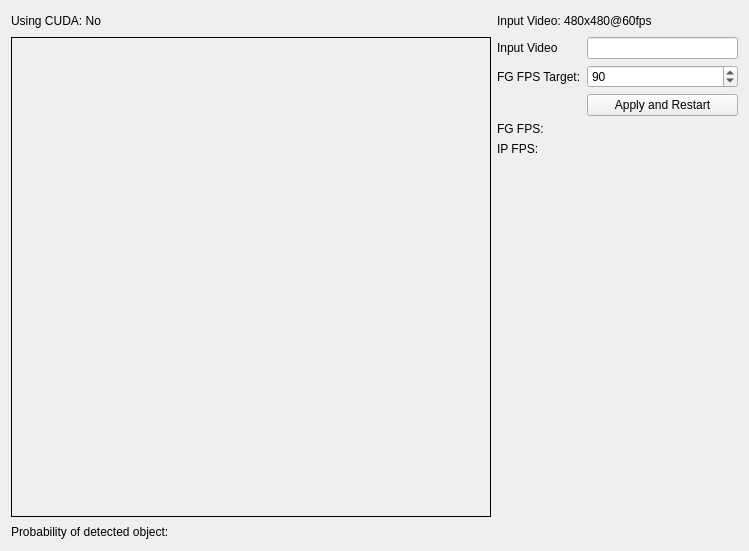
This is src/evaluator_gui_form.ui in DavidBaldsiefen/rocket_tracker as Qt 5 draws it before an edit. The edited form follows.
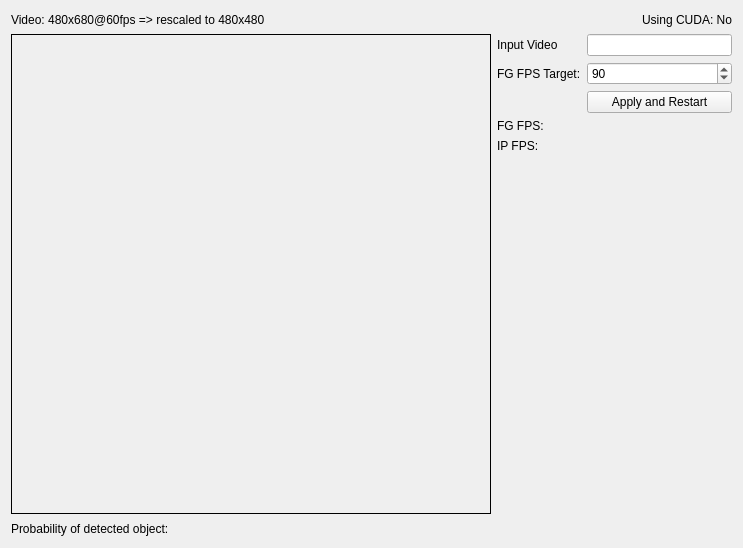
This is the edited form.

Commit message: Add rescaling info to GUI

```diff
--- a/src/evaluator_gui_form.ui
+++ b/src/evaluator_gui_form.ui
@@ -6,8 +6,8 @@
    <rect>
     <x>0</x>
     <y>0</y>
-    <width>749</width>
-    <height>551</height>
+    <width>743</width>
+    <height>548</height>
    </rect>
   </property>
   <property name="windowTitle">
@@ -19,34 +19,14 @@
      <item row="0" column="0">
       <layout class="QHBoxLayout" name="horizontalLayout">
        <item>
-        <widget class="QLabel" name="cuda_label">
+        <widget class="QLabel" name="video_details">
          <property name="text">
-          <string>Using CUDA: No</string>
+          <string>Video: 480x680@60fps =&gt; rescaled to 480x480 </string>
          </property>
         </widget>
        </item>
-       <item>
-        <spacer name="horizontalSpacer_2">
-         <property name="orientation">
-          <enum>Qt::Horizontal</enum>
-         </property>
-         <property name="sizeHint" stdset="0">
-          <size>
-           <width>40</width>
-           <height>20</height>
-          </size>
-         </property>
-        </spacer>
-       </item>
       </layout>
      </item>
-     <item row="0" column="1">
-      <widget class="QLabel" name="video_details">
-       <property name="text">
-        <string>Input Video: 480x480@60fps</string>
-       </property>
-      </widget>
-     </item>
      <item row="1" column="0">
       <widget class="QLabel" name="imageLabel">
        <property name="sizePolicy">
@@ -95,6 +75,12 @@
        </item>
        <item row="1" column="1" colspan="2">
         <widget class="QSpinBox" name="fg_fps_target">
+         <property name="sizePolicy">
+          <sizepolicy hsizetype="Expanding" vsizetype="Fixed">
+           <horstretch>0</horstretch>
+           <verstretch>0</verstretch>
+          </sizepolicy>
+         </property>
          <property name="minimum">
           <number>1</number>
          </property>
@@ -108,6 +94,12 @@
        </item>
        <item row="2" column="1" colspan="2">
         <widget class="QPushButton" name="applyBtn">
+         <property name="sizePolicy">
+          <sizepolicy hsizetype="Expanding" vsizetype="Fixed">
+           <horstretch>0</horstretch>
+           <verstretch>0</verstretch>
+          </sizepolicy>
+         </property>
          <property name="text">
           <string>Apply and Restart</string>
          </property>
@@ -115,6 +107,12 @@
        </item>
        <item row="0" column="0">
         <widget class="QLabel" name="label">
+         <property name="sizePolicy">
+          <sizepolicy hsizetype="Preferred" vsizetype="Preferred">
+           <horstretch>0</horstretch>
+           <verstretch>0</verstretch>
+          </sizepolicy>
+         </property>
          <property name="text">
           <string>Input Video</string>
          </property>
@@ -122,6 +120,12 @@
        </item>
        <item row="1" column="0">
         <widget class="QLabel" name="label_5">
+         <property name="sizePolicy">
+          <sizepolicy hsizetype="Preferred" vsizetype="Preferred">
+           <horstretch>0</horstretch>
+           <verstretch>0</verstretch>
+          </sizepolicy>
+         </property>
          <property name="text">
           <string>FG FPS Target:</string>
          </property>
@@ -156,6 +160,16 @@
        </property>
       </widget>
      </item>
+     <item row="0" column="1">
+      <widget class="QLabel" name="cuda_label">
+       <property name="text">
+        <string>Using CUDA: No</string>
+       </property>
+       <property name="alignment">
+        <set>Qt::AlignRight|Qt::AlignTrailing|Qt::AlignVCenter</set>
+       </property>
+      </widget>
+     </item>
     </layout>
    </item>
   </layout>
```
The commit also changes 2 other files.
